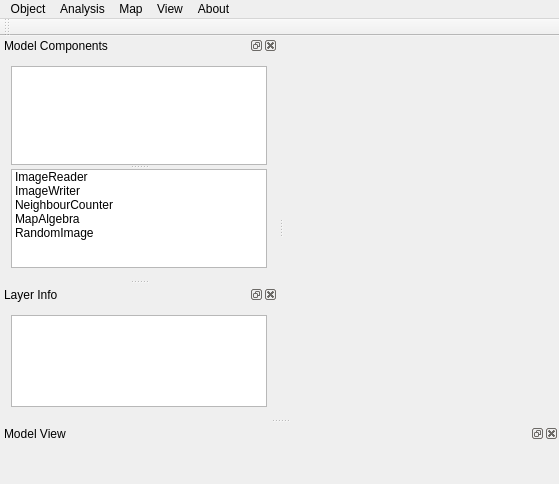
Above: gui/otbmodellerwin.ui from manaakiwhenua/LUMASS before the change. Below: the same form after it.
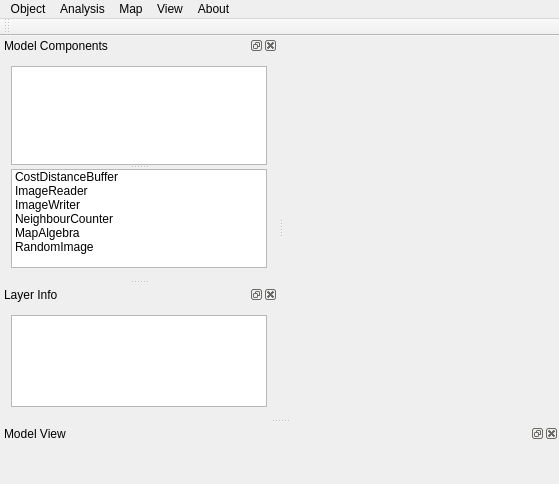
That is the form after the change. Custom widgets are drawn as their Qt base class.

What changed in the file:
```diff
--- a/gui/otbmodellerwin.ui
+++ b/gui/otbmodellerwin.ui
@@ -174,6 +174,11 @@
         <property name="mouseTracking">
          <bool>false</bool>
         </property>
+        <item>
+         <property name="text">
+          <string>CostDistanceBuffer</string>
+         </property>
+        </item>
         <item>
          <property name="text">
           <string>ImageReader</string>
```
